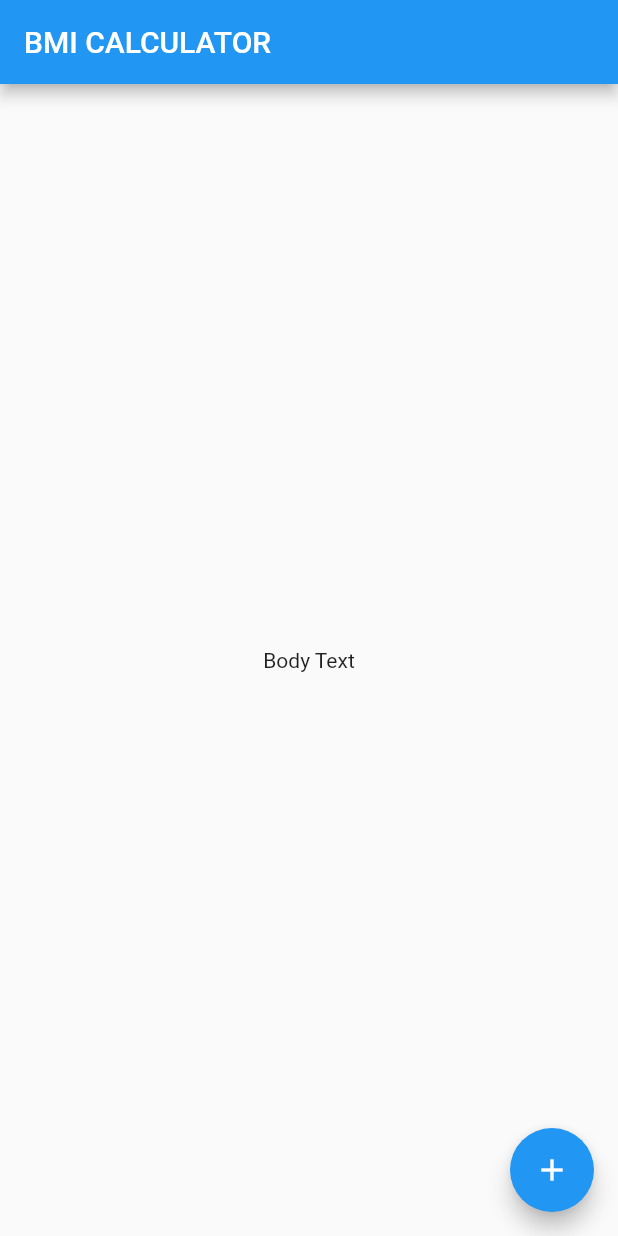
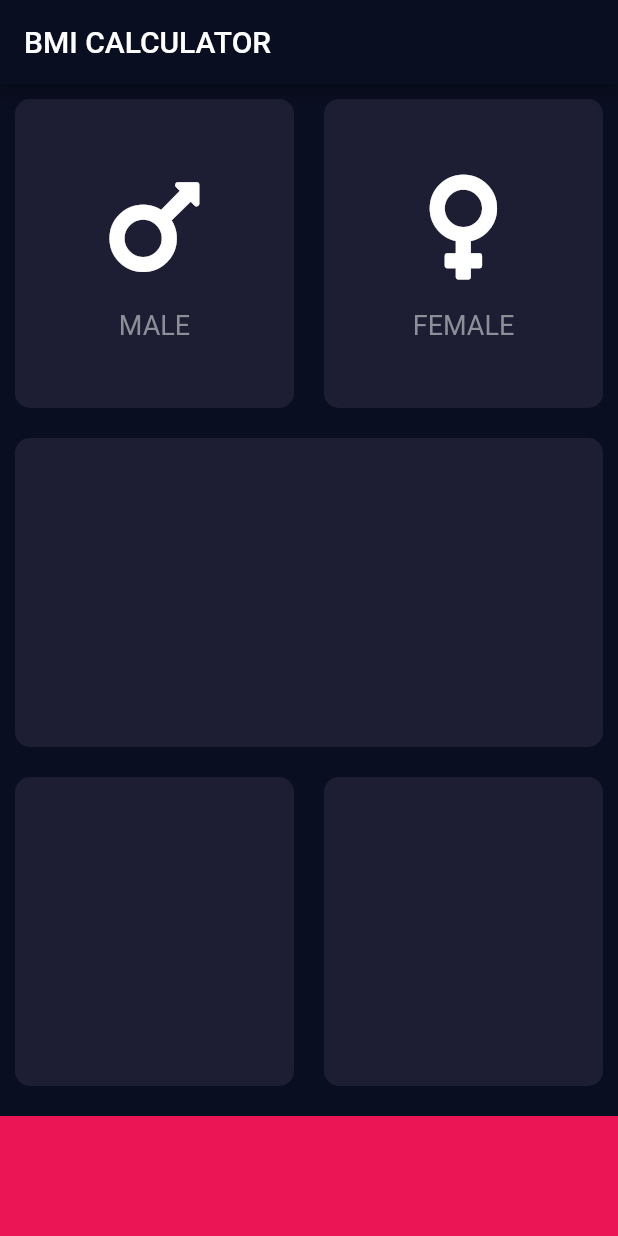
Before and after one commit to DangerDeveloper/bmi_calculator, a Flutter app: the screen it shows after launch, on a phone screen of 412 x 824 dp. Run offline on Flutter 3.47's test engine with Material 2 defaults, Android fonts, the phone set to English and light mode, and no system bars; our stand-ins replace font_awesome_flutter.

Commit message:
icon and layout

```diff
--- /dev/null
+++ b/lib/icon_content.dart
@@ -0,0 +1,27 @@
+import 'package:flutter/material.dart';
+
+const lableTextStyle = TextStyle(color: Color(0xFF8D8E98), fontSize: 18.0);
+
+class IconContent extends StatelessWidget {
+  final IconData icon;
+  final String label;
+
+  IconContent({this.icon, this.label});
+
+  @override
+  Widget build(BuildContext context) {
+    return Column(
+      mainAxisAlignment: MainAxisAlignment.center,
+      children: <Widget>[
+        Icon(
+          icon,
+          size: 80.0,
+        ),
+        SizedBox(
+          height: 15.0,
+        ),
+        Text(label, style: lableTextStyle),
+      ],
+    );
+  }
+}
--- /dev/null
+++ b/lib/input_page.dart
@@ -0,0 +1,79 @@
+import 'package:flutter/material.dart';
+import 'package:font_awesome_flutter/font_awesome_flutter.dart';
+import 'icon_content.dart';
+import 'reuseable_card.dart';
+
+const activeCardColor = Color(0xFF1D1E33);
+const bottomContainerHeight = 80.0;
+const bottomContainerColor = Color(0xFFEB1555);
+
+class InputPage extends StatefulWidget {
+  @override
+  _InputPageState createState() => _InputPageState();
+}
+
+class _InputPageState extends State<InputPage> {
+  @override
+  Widget build(BuildContext context) {
+    return Scaffold(
+      appBar: AppBar(
+        title: Text('BMI CALCULATOR'),
+      ),
+      body: Column(
+        children: <Widget>[
+          Expanded(
+            child: Row(
+              children: <Widget>[
+                Expanded(
+                  child: ReuseableCard(
+                    color: activeCardColor,
+                    childData: IconContent(
+                      icon: FontAwesomeIcons.mars,
+                      label: 'MALE',
+                    ),
+                  ),
+                ),
+                Expanded(
+                  child: ReuseableCard(
+                    color: activeCardColor,
+                    childData: IconContent(
+                      icon: FontAwesomeIcons.venus,
+                      label: 'FEMALE',
+                    ),
+                  ),
+                ),
+              ],
+            ),
+          ),
+          Expanded(
+            child: ReuseableCard(
+              color: activeCardColor,
+            ),
+          ),
+          Expanded(
+            child: Row(
+              children: <Widget>[
+                Expanded(
+                  child: ReuseableCard(
+                    color: activeCardColor,
+                  ),
+                ),
+                Expanded(
+                  child: ReuseableCard(
+                    color: activeCardColor,
+                  ),
+                ),
+              ],
+            ),
+          ),
+          Container(
+            color: bottomContainerColor,
+            width: double.infinity,
+            margin: EdgeInsets.only(top: 10.0),
+            height: bottomContainerHeight,
+          ),
+        ],
+      ),
+    );
+  }
+}
--- a/lib/main.dart
+++ b/lib/main.dart
@@ -1,67 +1,18 @@
 import 'package:flutter/material.dart';
-
-
+import 'input_page.dart';
 
 void main() => runApp(BMICalculator());
 
-
-
 class BMICalculator extends StatelessWidget {
-
   @override
-
   Widget build(BuildContext context) {
-
     return MaterialApp(
-
+      debugShowCheckedModeBanner: false,
+      theme: ThemeData.dark().copyWith(
+        primaryColor: Color(0xFF0A0E21),
+        scaffoldBackgroundColor: Color(0xFF0A0E21),
+      ),
       home: InputPage(),
-
     );
-
   }
-
 }
-
-
-
-class InputPage extends StatefulWidget {
-
-  @override
-
-  _InputPageState createState() => _InputPageState();
-
-}
-
-
-
-class _InputPageState extends State<InputPage> {
-
-  @override
-
-  Widget build(BuildContext context) {
-
-    return Scaffold(
-
-      appBar: AppBar(
-
-        title: Text('BMI CALCULATOR'),
-
-      ),
-
-      body: Center(
-
-        child: Text('Body Text'),
-
-      ),
-
-      floatingActionButton: FloatingActionButton(
-
-        child: Icon(Icons.add),
-
-      ),
-
-    );
-
-  }
-
-}
--- /dev/null
+++ b/lib/reuseable_card.dart
@@ -0,0 +1,20 @@
+import 'package:flutter/material.dart';
+
+class ReuseableCard extends StatelessWidget {
+  final Color color;
+  final Widget childData;
+
+  ReuseableCard({@required this.color, this.childData});
+
+  @override
+  Widget build(BuildContext context) {
+    return Container(
+      child: childData,
+      margin: EdgeInsets.all(10.0),
+      decoration: BoxDecoration(
+        color: color,
+        borderRadius: BorderRadius.all(Radius.circular(10.0)),
+      ),
+    );
+  }
+}
--- a/pubspec.yaml
+++ b/pubspec.yaml
@@ -23,6 +23,7 @@ dependencies:
   # The following adds the Cupertino Icons font to your application.
   # Use with the CupertinoIcons class for iOS style icons.
   cupertino_icons: ^0.1.2
+  font_awesome_flutter: ^8.5.0
 
 dev_dependencies:
   flutter_test:
```
Also changed, not shown: pubspec.lock, 1 other file.
